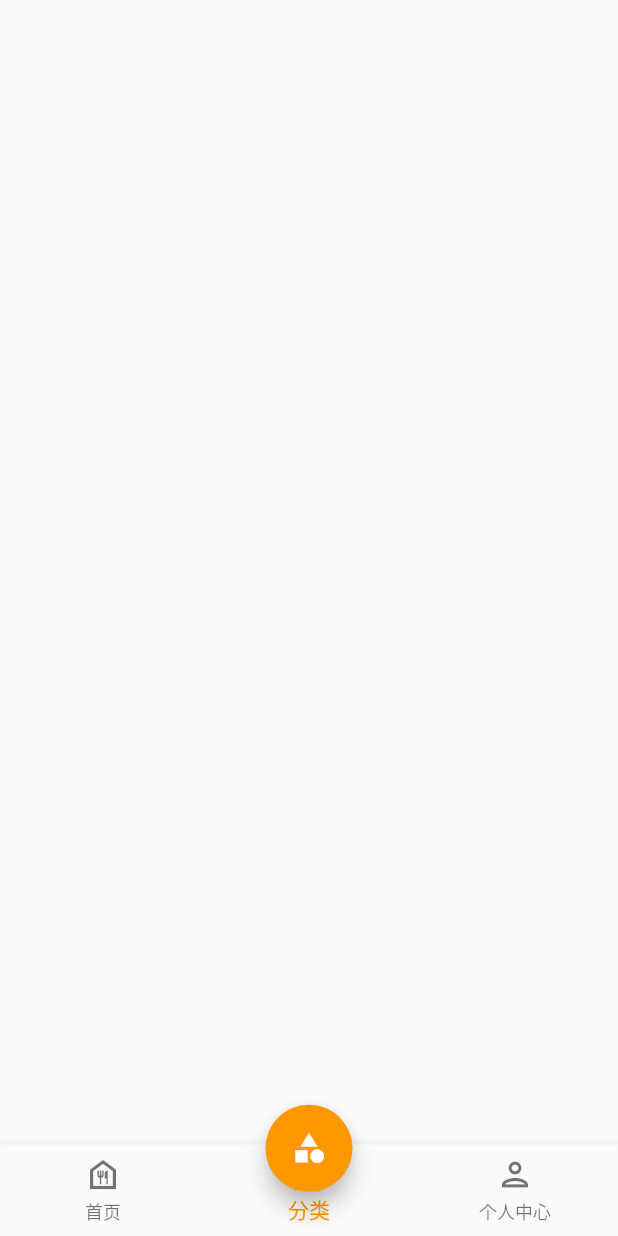
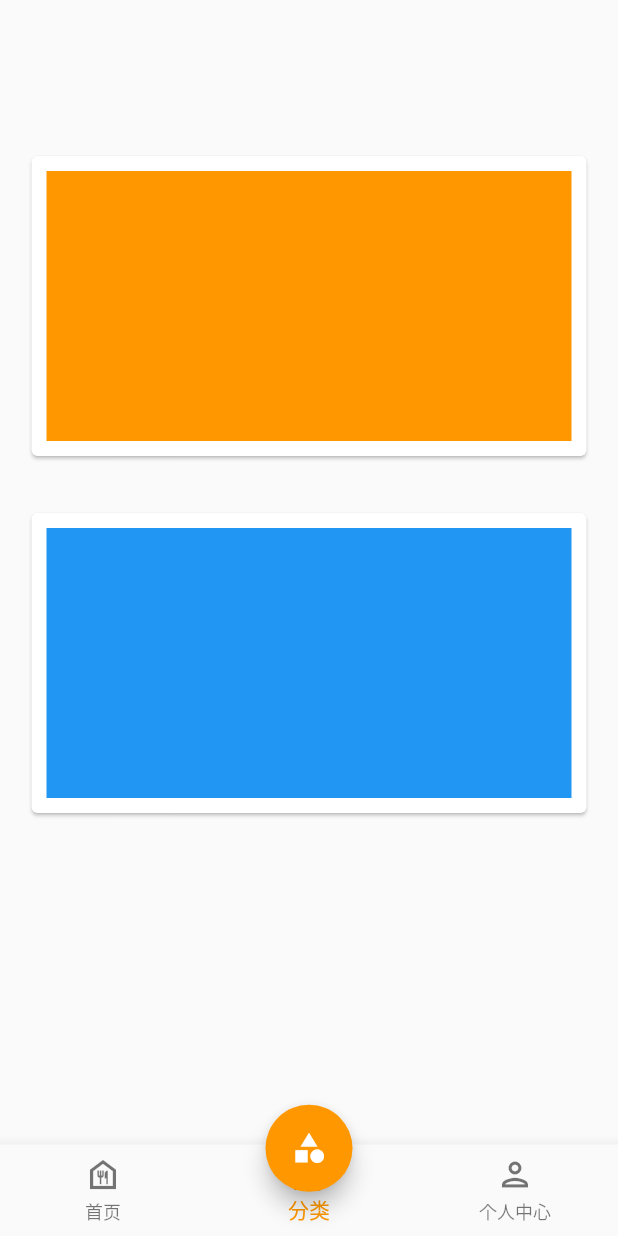
Before and after one commit to YfNightWind/Yango-Canteen, a Flutter app: the screen it shows after launch, item 2 of the bottom bar chosen, on a phone screen of 412 x 824 dp. Run offline on Flutter 3.47's test engine with Material 2 defaults, Android fonts, the phone set to English and light mode, and no system bars; our stand-ins replace dio.

Commit message:
to be done

```diff
--- a/lib/view/category.dart
+++ b/lib/view/category.dart
@@ -2,7 +2,7 @@ import 'package:flutter/material.dart';
 import 'package:flutter/cupertino.dart';
 
 class CategoryPage extends StatefulWidget {
-  const CategoryPage({ Key? key }) : super(key: key);
+  const CategoryPage({Key? key}) : super(key: key);
 
   @override
   _CategoryPageState createState() => _CategoryPageState();
@@ -11,12 +11,33 @@ class CategoryPage extends StatefulWidget {
 class _CategoryPageState extends State<CategoryPage> {
   @override
   Widget build(BuildContext context) {
-    return Column(
-      children: [
-        Card(),
-        SizedBox(),
-        Card(),
-      ],
+    return Center(
+      child: Column(
+        children: [
+          SizedBox(
+            height: 100,
+          ),
+          Card(
+            child: Container(
+              height: 180,
+              width: 350,
+              color: Colors.orange,
+              margin: EdgeInsets.all(10),
+            ),
+          ),
+          SizedBox(
+            height: 30,
+          ),
+          Card(
+            child: Container(
+              height: 180,
+              width: 350,
+              color: Colors.blue,
+              margin: EdgeInsets.all(10),
+            ),
+          ),
+        ],
+      ),
     );
   }
 }
```
